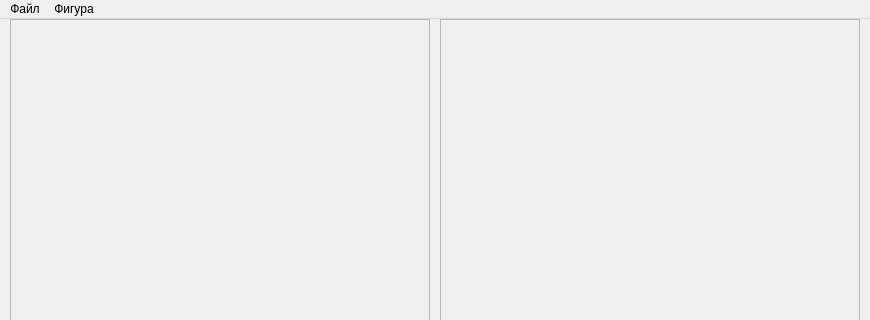
Qt form resources/ui/main.ui (SPC-project/Regular-Divider) before a commit; both pictures show x 0 to 870 and y 0 to 320 of the 870 by 489 pixel window.
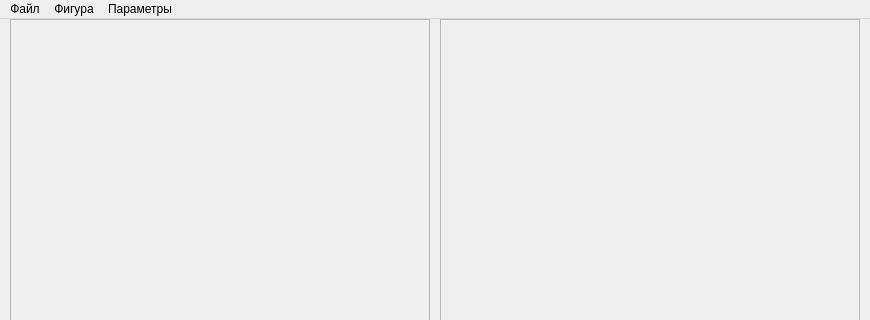
The same form after that commit. Icons and pictures are not drawn.

Commit message: [Feature] Coordinate grid (can switch off)

The edit to the form file:
```diff
--- a/resources/ui/main.ui
+++ b/resources/ui/main.ui
@@ -88,8 +88,15 @@
     <addaction name="create_world"/>
     <addaction name="set_air"/>
    </widget>
+   <widget class="QMenu" name="menu">
+    <property name="title">
+     <string>Параметры</string>
+    </property>
+    <addaction name="show_coordinates"/>
+   </widget>
    <addaction name="File"/>
    <addaction name="Figure"/>
+   <addaction name="menu"/>
   </widget>
   <widget class="QStatusBar" name="statusbar"/>
   <action name="add_primitive">
```
Left out of the diff: 8 changed lines with no effect on the pictures. The commit also changes 2 other files.
